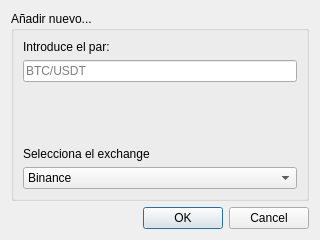
The window that dialogaddmarket.ui (katmai1/qtradingview2) describes before a commit, drawn with Qt 5.
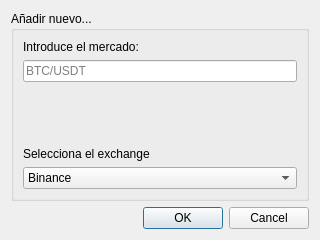
The same window after the commit.

Patch:
```diff
--- a/dialogaddmarket.ui
+++ b/dialogaddmarket.ui
@@ -23,7 +23,7 @@
       <item>
        <widget class="QLabel" name="label">
         <property name="text">
-         <string>Introduce el par:</string>
+         <string>Introduce el mercado:</string>
         </property>
        </widget>
       </item>
```
Left out of the diff: 2 changed lines with no effect on the pictures.
